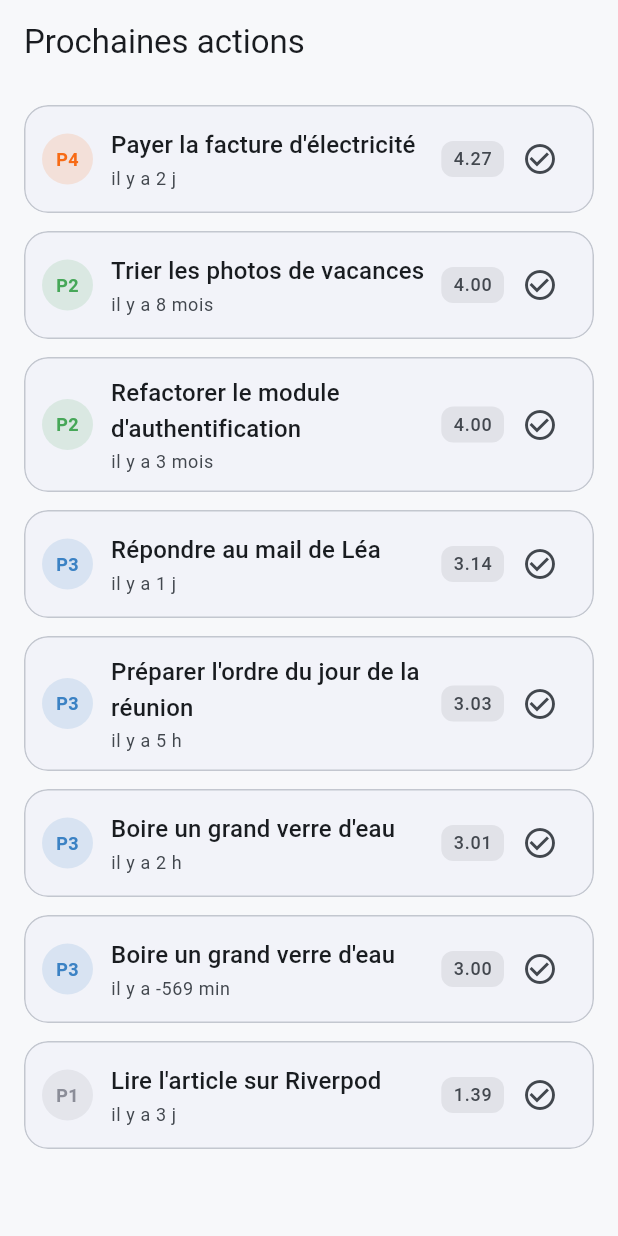
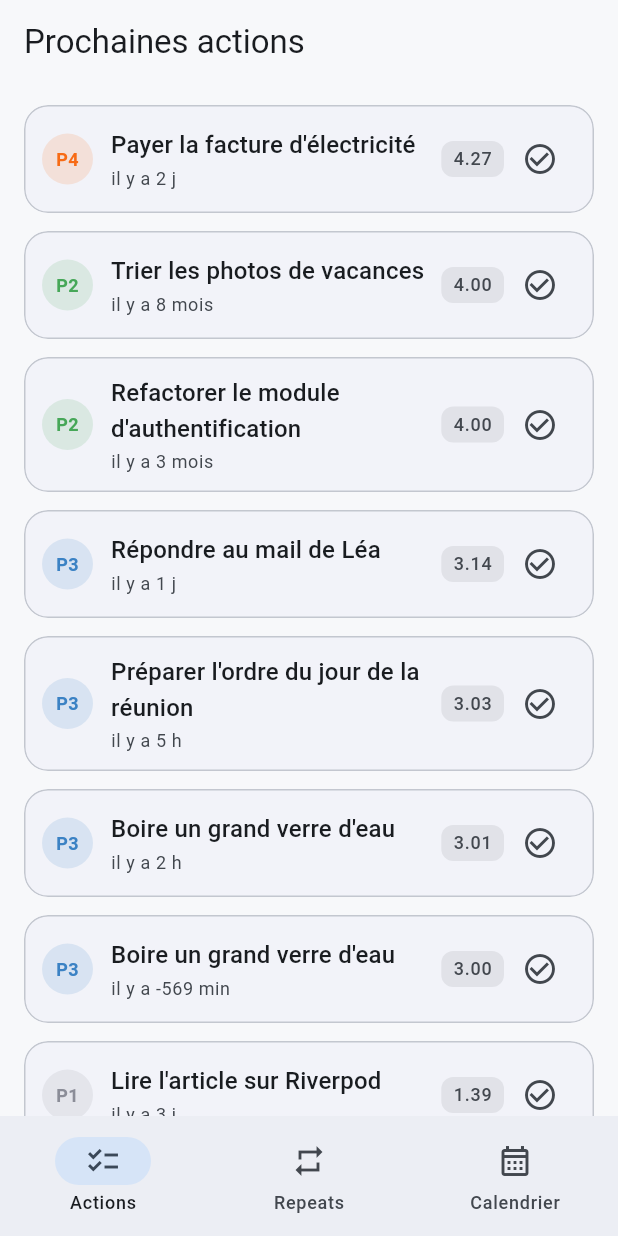
Before and after one commit to slashome/loop, a Flutter app: the screen it shows after launch, after a tap on the "check circle outline" icon, on a phone screen of 412 x 824 dp. Run offline on Flutter 3.47's test engine with Material 3 defaults, Android fonts, the phone set to English and light mode, and no system bars; our stand-ins replace drift, drift_flutter, flutter_riverpod; accounts and stored records are empty; generated files the repository leaves out were written again.

Commit message:
Onglet Repeats : gestion des récurrences + navigation par onglets
- AppShell : NavigationBar 3 onglets (Actions / Repeats / Calendrier-placeholder).
- Feature recurrences : RecurrenceRepository (watch/save/setActive/delete
  cascade), providers, RepeatsView (liste + toggle actif), RecurrenceEditView
  (fréquence + multi-jours semaine/mois + multi-heures + priorité par défaut).
- Mappers récurrence partagés (dédupliqués depuis TaskRepository) ;
  appDatabaseProvider déplacé en core/db. Création/édition régénère les
  occurrences du jour. Dép. uuid pour les ids.
- Tests RecurrenceRepository (save/setActive/delete cascade). 29 tests verts.

Co-Authored-By: Claude Opus 4.8 (1M context) <noreply@anthropic.com>

```diff
--- a/lib/main.dart
+++ b/lib/main.dart
@@ -1,10 +1,10 @@
 import 'package:flutter/material.dart';
 import 'package:flutter_riverpod/flutter_riverpod.dart';
 
+import 'src/app/app_shell.dart';
 import 'src/core/db/app_database.dart';
 import 'src/features/tasks/application/tasks_providers.dart';
 import 'src/features/tasks/data/task_repository.dart';
-import 'src/features/tasks/presentation/next_actions_view.dart';
 
 Future<void> main() async {
   WidgetsFlutterBinding.ensureInitialized();
@@ -45,7 +45,7 @@ class LoopApp extends StatelessWidget {
           elevation: 0,
         ),
       ),
-      home: const NextActionsView(),
+      home: const AppShell(),
     );
   }
 }
--- /dev/null
+++ b/lib/src/app/app_shell.dart
@@ -0,0 +1,62 @@
+import 'package:flutter/material.dart';
+
+import '../features/recurrences/presentation/repeats_view.dart';
+import '../features/tasks/presentation/next_actions_view.dart';
+
+/// Coquille de l'app : navigation par onglets (ordre identique mobile/PC).
+class AppShell extends StatefulWidget {
+  const AppShell({super.key});
+
+  @override
+  State<AppShell> createState() => _AppShellState();
+}
+
+class _AppShellState extends State<AppShell> {
+  int _index = 0;
+
+  static const _pages = [
+    NextActionsView(),
+    RepeatsView(),
+    _CalendarPlaceholder(),
+  ];
+
+  @override
+  Widget build(BuildContext context) {
+    return Scaffold(
+      body: IndexedStack(index: _index, children: _pages),
+      bottomNavigationBar: NavigationBar(
+        selectedIndex: _index,
+        onDestinationSelected: (i) => setState(() => _index = i),
+        destinations: const [
+          NavigationDestination(
+            icon: Icon(Icons.checklist_outlined),
+            selectedIcon: Icon(Icons.checklist),
+            label: 'Actions',
+          ),
+          NavigationDestination(
+            icon: Icon(Icons.repeat_outlined),
+            selectedIcon: Icon(Icons.repeat),
+            label: 'Repeats',
+          ),
+          NavigationDestination(
+            icon: Icon(Icons.calendar_month_outlined),
+            selectedIcon: Icon(Icons.calendar_month),
+            label: 'Calendrier',
+          ),
+        ],
+      ),
+    );
+  }
+}
+
+class _CalendarPlaceholder extends StatelessWidget {
+  const _CalendarPlaceholder();
+
+  @override
+  Widget build(BuildContext context) {
+    return Scaffold(
+      appBar: AppBar(title: const Text('Calendrier')),
+      body: const Center(child: Text('Vue calendrier — à venir.')),
+    );
+  }
+}
--- a/lib/src/core/db/app_database.dart
+++ b/lib/src/core/db/app_database.dart
@@ -109,6 +109,25 @@ class AppDatabase extends _$AppDatabase {
         .get();
   }
 
+  Stream<List<RecurrenceRow>> watchRecurrences() {
+    return (select(recurrenceRows)
+          ..where((r) => r.deletedAt.isNull())
+          ..orderBy([(r) => OrderingTerm(expression: r.title)]))
+        .watch();
+  }
+
+  Future<void> upsertRecurrence(RecurrenceRowsCompanion row) =>
+      into(recurrenceRows).insertOnConflictUpdate(row);
+
+  /// Supprime une récurrence et ses occurrences encore ouvertes (les tâches
+  /// terminées issues de cette récurrence sont conservées comme historique).
+  Future<void> deleteRecurrenceCascade(String id) async {
+    await (delete(taskRows)
+          ..where((t) => t.recurrenceId.equals(id) & t.status.equals('open')))
+        .go();
+    await (delete(recurrenceRows)..where((r) => r.id.equals(id))).go();
+  }
+
   Future<int> countTasks() async {
     final c = countAll();
     final q = selectOnly(taskRows)..addColumns([c]);
--- /dev/null
+++ b/lib/src/features/recurrences/presentation/repeats_view.dart
@@ -0,0 +1,88 @@
+import 'package:flutter/material.dart';
+import 'package:flutter_riverpod/flutter_riverpod.dart';
+
+import '../../tasks/application/tasks_providers.dart';
+import '../application/recurrences_providers.dart';
+import '../domain/recurrence.dart';
+import 'recurrence_edit_view.dart';
+
+/// Onglet 2 — Repeats. Gère les définitions de récurrence (pas les occurrences).
+class RepeatsView extends ConsumerWidget {
+  const RepeatsView({super.key});
+
+  @override
+  Widget build(BuildContext context, WidgetRef ref) {
+    final async = ref.watch(recurrencesProvider);
+
+    return Scaffold(
+      appBar: AppBar(title: const Text('Repeats'), centerTitle: false),
+      floatingActionButton: FloatingActionButton(
+        onPressed: () => _openEditor(context),
+        child: const Icon(Icons.add),
+      ),
+      body: async.when(
+        loading: () => const Center(child: CircularProgressIndicator()),
+        error: (e, _) => Center(child: Text('Erreur : $e')),
+        data: (recs) => recs.isEmpty
+            ? const Center(child: Text('Aucune récurrence.'))
+            : ListView.builder(
+                padding: const EdgeInsets.symmetric(vertical: 8),
+                itemCount: recs.length,
+                itemBuilder: (context, i) {
+                  final r = recs[i];
+                  return Card(
+                    elevation: 0,
+                    margin:
+                        const EdgeInsets.symmetric(horizontal: 16, vertical: 6),
+                    shape: RoundedRectangleBorder(
+                      borderRadius: BorderRadius.circular(16),
+                      side: BorderSide(
+                        color: Theme.of(context).colorScheme.outlineVariant,
+                      ),
+                    ),
+                    child: ListTile(
+                      leading: const Icon(Icons.repeat),
+                      title: Text(r.title),
+                      subtitle: Text(cadenceSummary(r)),
+                      trailing: Switch(
+                        value: r.active,
+                        onChanged: (v) async {
+                          await ref
+                              .read(recurrenceRepositoryProvider)
+                              .setActive(r.id, v);
+                          if (v) {
+                            await ref
+                                .read(taskRepositoryProvider)
+                                .generateOccurrences(on: DateTime.now());
+                          }
+                        },
+                      ),
+                      onTap: () => _openEditor(context, r),
+                    ),
+                  );
+                },
+              ),
+      ),
+    );
+  }
+
+  void _openEditor(BuildContext context, [Recurrence? r]) {
+    Navigator.of(context).push(
+      MaterialPageRoute<void>(
+        builder: (_) => RecurrenceEditView(recurrence: r),
+      ),
+    );
+  }
+}
+
+/// Résumé lisible de la cadence, ex. « Chaque lun, mer · 8h, 20h ».
+String cadenceSummary(Recurrence r) {
+  final hours = r.byHours.map((h) => '${h}h').join(', ');
+  final when = switch (r.freq) {
+    RecurrenceFreq.daily => 'Chaque jour',
+    RecurrenceFreq.weekly =>
+      'Chaque ${r.byWeekdays.map((d) => kWeekdayLabels[d - 1].toLowerCase()).join(', ')}',
+    RecurrenceFreq.monthly => 'Le ${r.byMonthDays.join(', ')} du mois',
+  };
+  return '$when · $hours';
+}
--- a/lib/src/features/tasks/data/task_repository.dart
+++ b/lib/src/features/tasks/data/task_repository.dart
@@ -1,7 +1,7 @@
 import 'package:drift/drift.dart';
 
 import '../../../core/db/app_database.dart';
-import '../../recurrences/domain/recurrence.dart';
+import '../../recurrences/data/recurrence_repository.dart';
 import '../domain/task.dart';
 import 'fixtures.dart';
 
@@ -76,7 +76,7 @@ class TaskRepository {
     }
     if (await _db.countRecurrences() == 0) {
       for (final r in seedRecurrences(now)) {
-        await _db.insertRecurrence(_toRecCompanion(r));
+        await _db.insertRecurrence(recurrenceToCompanion(r));
       }
     }
     await generateOccurrences(on: now);
@@ -87,7 +87,7 @@ class TaskRepository {
   Future<void> generateOccurrences({required DateTime on}) async {
     final recs = await _db.activeRecurrences();
     for (final row in recs) {
-      final rec = _toRecurrence(row);
+      final rec = recurrenceFromRow(row);
       for (final occ in rec.occurrencesOn(on)) {
         final id = 'occ_${rec.id}_${occ.toIso8601String()}';
         await _db.insertOccurrenceIfAbsent(
@@ -152,51 +152,4 @@ class TaskRepository {
         completedAt: Value(t.completedAt),
         deletedAt: Value(t.deletedAt),
       );
-
-  Recurrence _toRecurrence(RecurrenceRow r) => Recurrence(
-        id: r.id,
-        ownerId: r.ownerId,
-        title: r.title,
-        description: r.description,
-        freq: RecurrenceFreq.values.byName(r.freq),
-        byWeekdays: _parseInts(r.byWeekdays),
-        byMonthDays: _parseInts(r.byMonthDays),
-        byHours: _parseInts(r.byHours),
-        byMinute: r.byMinute,
-        rrule: r.rrule,
-        dtstart: r.dtstart,
-        timezone: r.timezone,
-        nextOccurrence: r.nextOccurrence,
-        defPriority: r.defPriority,
-        active: r.active,
-        createdAt: r.createdAt,
-        updatedAt: r.updatedAt,
-        deletedAt: r.deletedAt,
-      );
-
-  RecurrenceRowsCompanion _toRecCompanion(Recurrence r) =>
-      RecurrenceRowsCompanion.insert(
-        id: r.id,
-        ownerId: Value(r.ownerId),
-        title: r.title,
-        description: Value(r.description),
-        freq: r.freq.name,
-        byWeekdays: Value(r.byWeekdays.join(',')),
-        byMonthDays: Value(r.byMonthDays.join(',')),
-        byHours: Value(r.byHours.join(',')),
-        byMinute: Value(r.byMinute),
-        rrule: Value(r.rrule),
-        dtstart: r.dtstart,
-        timezone: Value(r.timezone),
-        nextOccurrence: Value(r.nextOccurrence),
-        defPriority: Value(r.defPriority),
-        active: Value(r.active),
-        createdAt: r.createdAt,
-        updatedAt: r.updatedAt,
-        deletedAt: Value(r.deletedAt),
-      );
 }
-
-/// Parse une liste d'entiers stockée en CSV ("1,3,5" -> [1,3,5]). Vide -> [].
-List<int> _parseInts(String csv) =>
-    csv.split(',').where((s) => s.isNotEmpty).map(int.parse).toList();
--- a/pubspec.yaml
+++ b/pubspec.yaml
@@ -16,6 +16,7 @@ dependencies:
   sqlite3_flutter_libs: ^0.5.0
   path_provider: ^2.1.0
   path: ^1.9.0
+  uuid: ^4.5.0
 
 dev_dependencies:
   flutter_test:
```
Also changed, not shown: lib/src/core/db/database_provider.dart (added, +9 -0 lines), lib/src/features/recurrences/application/recurrences_providers.dart (added, +14 -0 lines), lib/src/features/recurrences/data/recurrence_repository.dart (added, +77 -0 lines), lib/src/features/recurrences/presentation/recurrence_edit_view.dart (added, +254 -0 lines), lib/src/features/tasks/application/tasks_providers.dart (+3 -7 lines), pubspec.lock, 1 other file.
